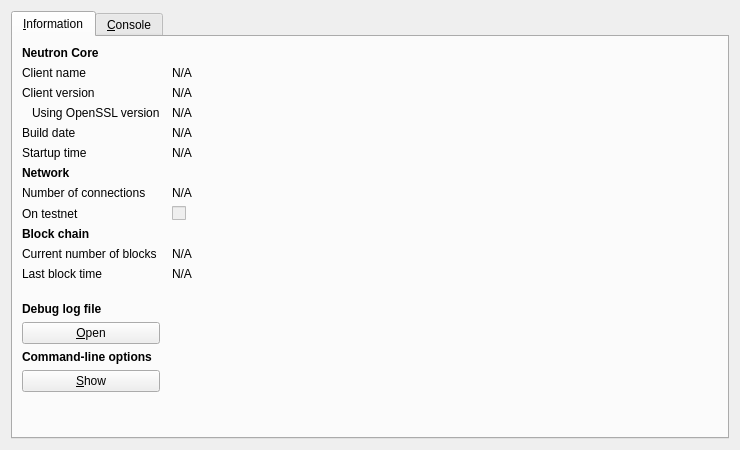
The window that src/qt/forms/rpcconsole.ui (neutroncoin/neutron) describes before a commit, drawn with Qt 5.
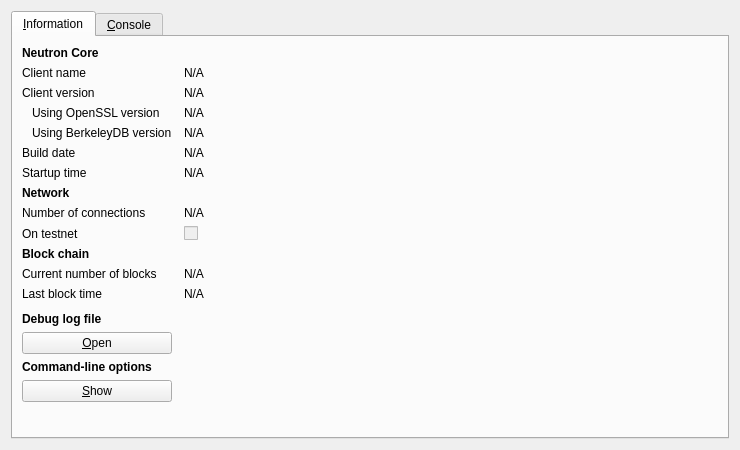
The same window after the commit. Icons and pictures are not drawn.

Commit message: Show BerkeleyDB version in debug info

Diff of the .ui file:
```diff
--- a/src/qt/forms/rpcconsole.ui
+++ b/src/qt/forms/rpcconsole.ui
@@ -113,13 +113,39 @@
         </widget>
        </item>
        <item row="4" column="0">
+        <widget class="QLabel" name="label_berkeleyDBVersion">
+         <property name="text">
+          <string>Using BerkeleyDB version</string>
+         </property>
+         <property name="indent">
+          <number>10</number>
+         </property>
+        </widget>
+       </item>
+       <item row="4" column="1" colspan="2">
+        <widget class="QLabel" name="berkeleyDBVersion">
+         <property name="cursor">
+          <cursorShape>IBeamCursor</cursorShape>
+         </property>
+         <property name="text">
+          <string>N/A</string>
+         </property>
+         <property name="textFormat">
+          <enum>Qt::PlainText</enum>
+         </property>
+         <property name="textInteractionFlags">
+          <set>Qt::LinksAccessibleByMouse|Qt::TextSelectableByKeyboard|Qt::TextSelectableByMouse</set>
+         </property>
+        </widget>
+       </item>
+       <item row="5" column="0">
         <widget class="QLabel" name="label_12">
          <property name="text">
           <string>Build date</string>
          </property>
         </widget>
        </item>
-       <item row="4" column="1">
+       <item row="5" column="1">
         <widget class="QLabel" name="buildDate">
          <property name="cursor">
           <cursorShape>IBeamCursor</cursorShape>
@@ -135,14 +161,14 @@
          </property>
         </widget>
        </item>
-       <item row="5" column="0">
+       <item row="6" column="0">
         <widget class="QLabel" name="label_13">
          <property name="text">
           <string>Startup time</string>
          </property>
         </widget>
        </item>
-       <item row="5" column="1">
+       <item row="6" column="1">
         <widget class="QLabel" name="startupTime">
          <property name="cursor">
           <cursorShape>IBeamCursor</cursorShape>
@@ -158,7 +184,7 @@
          </property>
         </widget>
        </item>
-       <item row="6" column="0">
+       <item row="7" column="0">
         <widget class="QLabel" name="label_11">
          <property name="font">
           <font>
@@ -171,14 +197,14 @@
          </property>
         </widget>
        </item>
-       <item row="7" column="0">
+       <item row="8" column="0">
         <widget class="QLabel" name="label_7">
          <property name="text">
           <string>Number of connections</string>
          </property>
         </widget>
        </item>
-       <item row="7" column="1">
+       <item row="8" column="1">
         <widget class="QLabel" name="numberOfConnections">
          <property name="cursor">
           <cursorShape>IBeamCursor</cursorShape>
@@ -194,14 +220,14 @@
          </property>
         </widget>
        </item>
-       <item row="8" column="0">
+       <item row="9" column="0">
         <widget class="QLabel" name="label_8">
          <property name="text">
           <string>On testnet</string>
          </property>
         </widget>
        </item>
-       <item row="8" column="1">
+       <item row="9" column="1">
         <widget class="QCheckBox" name="isTestNet">
          <property name="enabled">
           <bool>false</bool>
@@ -211,7 +237,7 @@
          </property>
         </widget>
        </item>
-       <item row="9" column="0">
+       <item row="10" column="0">
         <widget class="QLabel" name="label_10">
          <property name="font">
           <font>
@@ -224,14 +250,14 @@
          </property>
         </widget>
        </item>
-       <item row="10" column="0">
+       <item row="11" column="0">
         <widget class="QLabel" name="label_3">
          <property name="text">
           <string>Current number of blocks</string>
          </property>
         </widget>
        </item>
-       <item row="10" column="1">
+       <item row="11" column="1">
         <widget class="QLabel" name="numberOfBlocks">
          <property name="cursor">
           <cursorShape>IBeamCursor</cursorShape>
```
The commit also changes 1 other file.
